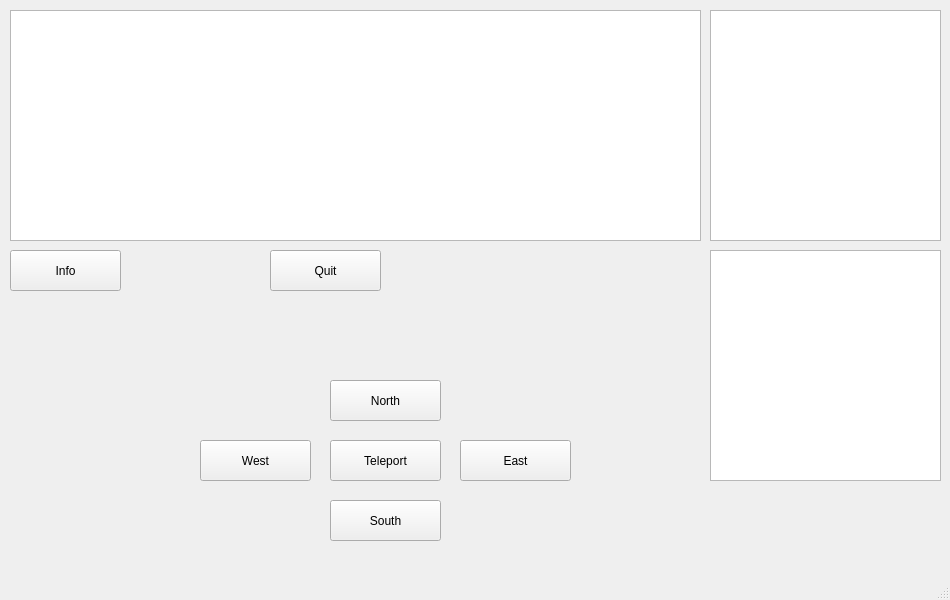
Old version of the form Attempt 2/mainwindow.ui in the repository Doctor-23815/Zork.
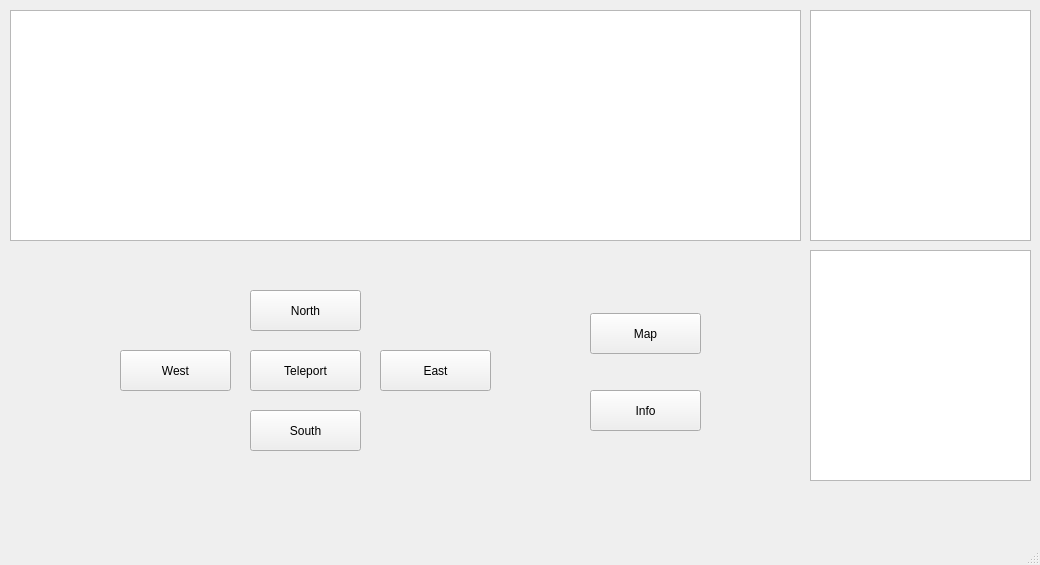
New version of the form.

```diff
--- a/Attempt 2/mainwindow.ui
+++ b/Attempt 2/mainwindow.ui
@@ -6,8 +6,8 @@
    <rect>
     <x>0</x>
     <y>0</y>
-    <width>950</width>
-    <height>600</height>
+    <width>1040</width>
+    <height>565</height>
    </rect>
   </property>
   <property name="windowTitle">
@@ -17,8 +17,8 @@
    <widget class="QPushButton" name="north_pushButton">
     <property name="geometry">
      <rect>
-      <x>330</x>
-      <y>380</y>
+      <x>250</x>
+      <y>290</y>
       <width>111</width>
       <height>41</height>
      </rect>
@@ -30,8 +30,8 @@
    <widget class="QPushButton" name="east_pushButton">
     <property name="geometry">
      <rect>
-      <x>460</x>
-      <y>440</y>
+      <x>380</x>
+      <y>350</y>
       <width>111</width>
       <height>41</height>
      </rect>
@@ -43,8 +43,8 @@
    <widget class="QPushButton" name="west_pushButton">
     <property name="geometry">
      <rect>
-      <x>200</x>
-      <y>440</y>
+      <x>120</x>
+      <y>350</y>
       <width>111</width>
       <height>41</height>
      </rect>
@@ -56,8 +56,8 @@
    <widget class="QPushButton" name="teleport_pushButton">
     <property name="geometry">
      <rect>
-      <x>330</x>
-      <y>440</y>
+      <x>250</x>
+      <y>350</y>
       <width>111</width>
       <height>41</height>
      </rect>
@@ -69,8 +69,8 @@
    <widget class="QPushButton" name="south_pushButton">
     <property name="geometry">
      <rect>
-      <x>330</x>
-      <y>500</y>
+      <x>250</x>
+      <y>410</y>
       <width>111</width>
       <height>41</height>
      </rect>
@@ -84,16 +84,22 @@
      <rect>
       <x>10</x>
       <y>10</y>
-      <width>691</width>
+      <width>791</width>
       <height>231</height>
      </rect>
     </property>
+    <property name="verticalScrollBarPolicy">
+     <enum>Qt::ScrollBarAsNeeded</enum>
+    </property>
+    <property name="horizontalScrollBarPolicy">
+     <enum>Qt::ScrollBarAsNeeded</enum>
+    </property>
    </widget>
    <widget class="QPushButton" name="info_pushButton">
     <property name="geometry">
      <rect>
-      <x>10</x>
-      <y>250</y>
+      <x>590</x>
+      <y>390</y>
       <width>111</width>
       <height>41</height>
      </rect>
@@ -102,25 +108,12 @@
      <string>Info</string>
     </property>
    </widget>
-   <widget class="QPushButton" name="pushButton_8">
-    <property name="geometry">
-     <rect>
-      <x>270</x>
-      <y>250</y>
-      <width>111</width>
-      <height>41</height>
-     </rect>
-    </property>
-    <property name="text">
-     <string>Quit</string>
-    </property>
-   </widget>
    <widget class="QTextEdit" name="mapDisplay">
     <property name="geometry">
      <rect>
-      <x>710</x>
+      <x>810</x>
       <y>10</y>
-      <width>231</width>
+      <width>221</width>
       <height>231</height>
      </rect>
     </property>
@@ -142,13 +135,26 @@
    <widget class="QTextEdit" name="textEdit_2">
     <property name="geometry">
      <rect>
-      <x>710</x>
+      <x>810</x>
       <y>250</y>
-      <width>231</width>
+      <width>221</width>
       <height>231</height>
      </rect>
     </property>
    </widget>
+   <widget class="QPushButton" name="map_pushButton">
+    <property name="geometry">
+     <rect>
+      <x>590</x>
+      <y>313</y>
+      <width>111</width>
+      <height>41</height>
+     </rect>
+    </property>
+    <property name="text">
+     <string>Map</string>
+    </property>
+   </widget>
   </widget>
   <widget class="QMenuBar" name="menubar">
    <property name="geometry">
```
Left out of the diff: 2 changed lines with no effect on the pictures.
